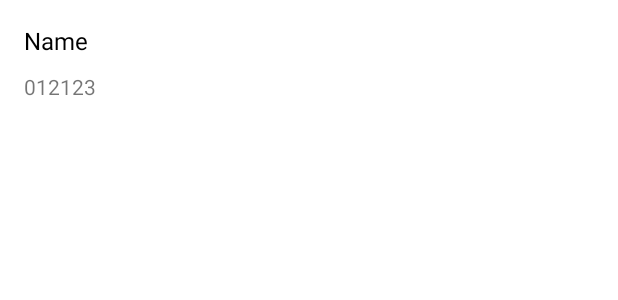
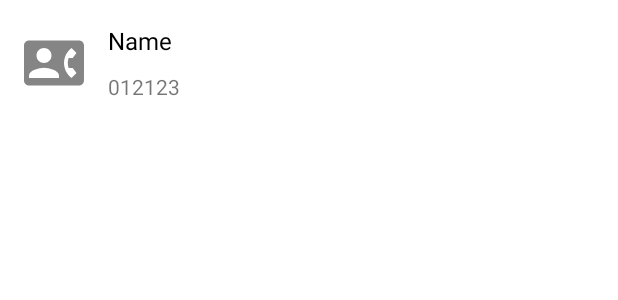
Before and after one commit to tanvir-ahmod/SMS-Scheduler, an Android app: the layout item_contact.xml on its own in the app's theme, with its tools: preview values and no code run, on a phone screen of 412 x 824 dp. Shown: the top 300 px of the screen. Run offline under Robolectric (Android 15) with nearby library versions, the light colour scheme and no system bars.

Commit message:
Show image or icon while showing contacts

```diff
--- a/app/build.gradle
+++ b/app/build.gradle
@@ -100,6 +100,7 @@ dependencies {
     implementation "androidx.navigation:navigation-fragment-ktx:$navVersion"
     implementation "androidx.navigation:navigation-ui-ktx:$navVersion"
 
-
+    //Contact icon
+    implementation 'com.amulyakhare:com.amulyakhare.textdrawable:1.0.1'
 
 }
--- a/app/src/main/res/layout/item_contact.xml
+++ b/app/src/main/res/layout/item_contact.xml
@@ -2,27 +2,43 @@
 <androidx.constraintlayout.widget.ConstraintLayout xmlns:android="http://schemas.android.com/apk/res/android"
     xmlns:app="http://schemas.android.com/apk/res-auto"
     xmlns:tools="http://schemas.android.com/tools"
+    android:id="@+id/root_layout"
     android:layout_width="match_parent"
-    android:id="@+id/root_layout"
     android:layout_height="wrap_content"
     android:padding="16dp">
+
+    <androidx.appcompat.widget.AppCompatImageView
+        android:id="@+id/iv_contact_image"
+        android:layout_width="40dp"
+        android:layout_height="40dp"
+        android:layout_marginEnd="16dp"
+        app:layout_constraintBottom_toBottomOf="parent"
+        app:layout_constraintStart_toStartOf="parent"
+        app:layout_constraintTop_toTopOf="parent"
+        tools:src="@drawable/ic_contact" />
 
 
     <androidx.appcompat.widget.AppCompatTextView
         android:id="@+id/tv_name"
-        android:layout_width="match_parent"
+        android:layout_width="0dp"
         android:layout_height="wrap_content"
+        android:layout_marginStart="16dp"
         android:textColor="@color/colorBlack"
         android:textSize="16sp"
+        app:layout_constraintEnd_toEndOf="parent"
+        app:layout_constraintStart_toEndOf="@+id/iv_contact_image"
         app:layout_constraintTop_toTopOf="parent"
         tools:text="Name" />
 
 
     <androidx.appcompat.widget.AppCompatTextView
         android:id="@+id/tv_phone"
-        android:layout_width="match_parent"
+        android:layout_width="0dp"
         android:layout_height="wrap_content"
+        android:layout_marginStart="16dp"
         android:layout_marginTop="10dp"
+        app:layout_constraintEnd_toEndOf="parent"
+        app:layout_constraintStart_toEndOf="@+id/iv_contact_image"
         app:layout_constraintTop_toBottomOf="@+id/tv_name"
         tools:text="012123" />
 
```
Also changed, not shown: app/src/main/java/com/example/scheduledmessenger/ui/show_contacts/ContactsAdapter.kt (+21 -4 lines).
